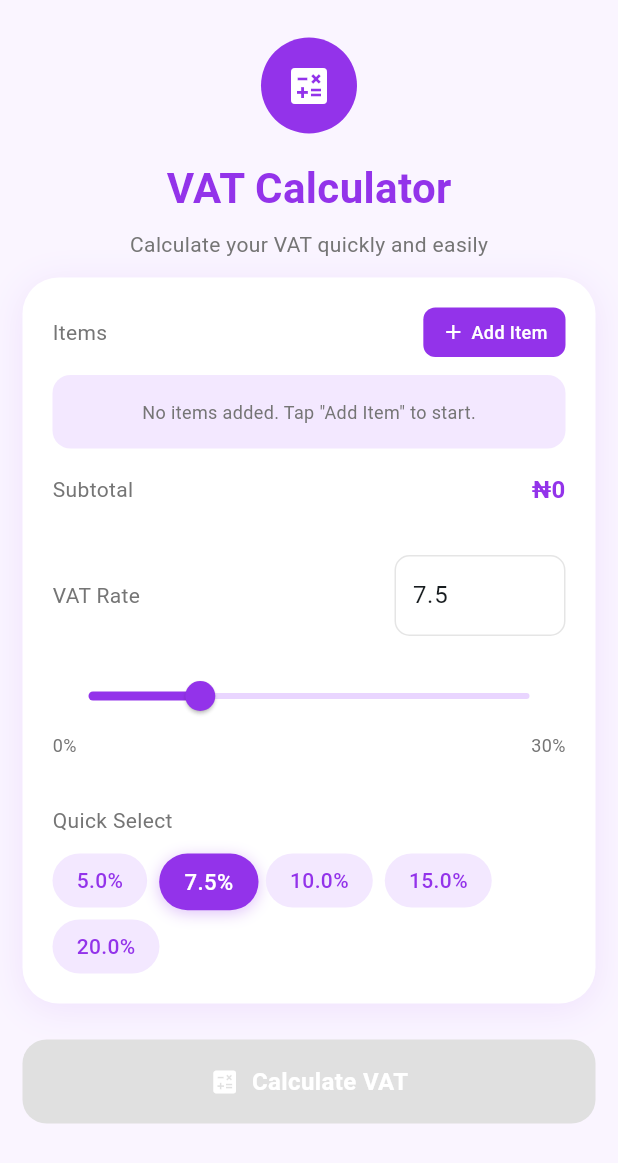
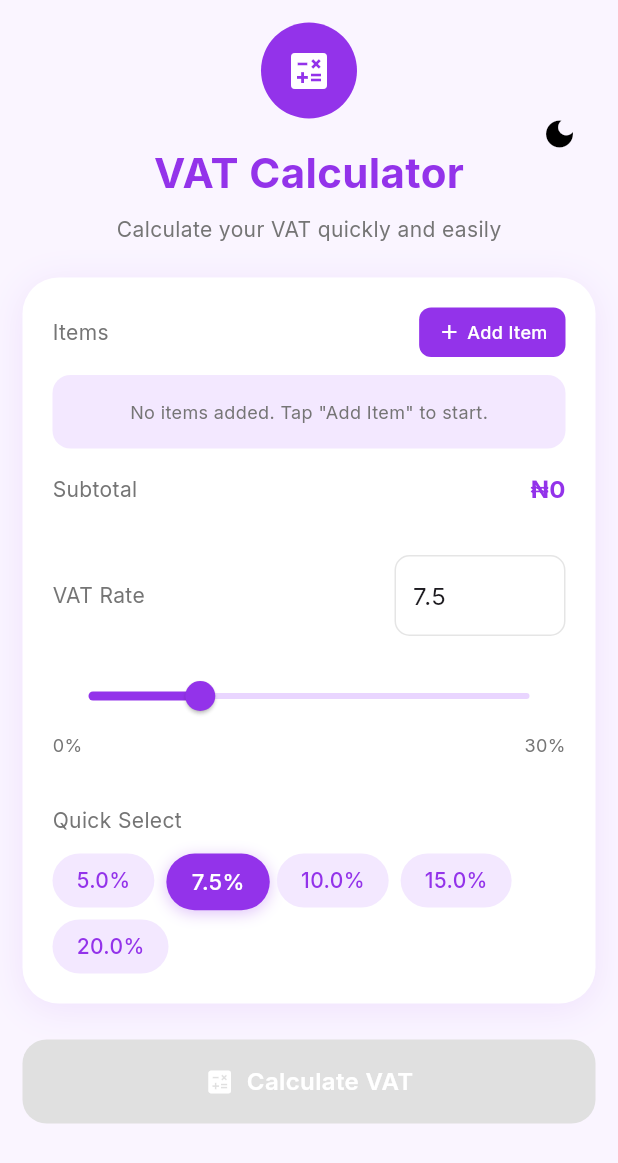
Before and after one commit to musjib999/VAT-calculator, a Flutter app: the screen it shows after launch, on a phone screen of 412 x 824 dp. Shown: the top 1163 px of the screen. Run offline on Flutter 3.47's test engine with Material 3 defaults, Android fonts, the phone set to English and light mode, and no system bars; our stand-ins replace adaptive_theme, equatable, flutter_bloc, get_it, google_fonts.

Commit message:
implemented light and dark theming

```diff
--- a/lib/features/calculator/presentation/view/screens/calculator_screen.dart
+++ b/lib/features/calculator/presentation/view/screens/calculator_screen.dart
@@ -4,6 +4,7 @@ import 'package:flutter_bloc/flutter_bloc.dart';
 import 'package:vat_calculator/core/utils/locator.dart';
 import 'package:vat_calculator/features/calculator/domain/usecases/calculate_vat_usecase.dart';
 import 'package:vat_calculator/shared/components/app_input_field.dart';
+import 'package:vat_calculator/shared/widgets/theme_switcher.dart';
 
 import '../../bloc/bloc.dart';
 import '../widgets/widgets.dart';
@@ -77,7 +78,7 @@ class _CalculatorScreenState extends State<CalculatorScreen>
         return bloc;
       },
       child: Scaffold(
-        backgroundColor: const Color(0xFFFAF5FF),
+        backgroundColor: Theme.of(context).scaffoldBackgroundColor,
         body: SafeArea(
           child: SingleChildScrollView(
             padding: const EdgeInsets.all(15),
@@ -87,20 +88,29 @@ class _CalculatorScreenState extends State<CalculatorScreen>
                 position: _slideAnimation,
                 child: Column(
                   children: [
+                    Row(
+                      mainAxisAlignment: MainAxisAlignment.spaceBetween,
+                      children: [
+                        const SizedBox(width: 48), // Spacer for centering
+                        const Expanded(
+                          child: VatHeader(
+                            title: 'VAT Calculator',
+                            subtitle: 'Calculate your VAT quickly and easily',
+                          ),
+                        ),
+                        const ThemeSwitcher(),
+                      ],
+                    ),
                     const SizedBox(height: 10),
-                    const VatHeader(
-                      title: 'VAT Calculator',
-                      subtitle: 'Calculate your VAT quickly and easily',
-                    ),
                     const SizedBox(height: 12),
                     Container(
                       padding: const EdgeInsets.all(20),
                       decoration: BoxDecoration(
-                        color: Colors.white,
+                        color: Theme.of(context).cardColor,
                         borderRadius: BorderRadius.circular(24),
                         boxShadow: [
                           BoxShadow(
-                            color: const Color(0xFF9333EA).withValues(alpha: 0.1),
+                            color: Theme.of(context).primaryColor.withValues(alpha: 0.1),
                             blurRadius: 20,
                             offset: const Offset(0, 4),
                           ),
@@ -162,7 +172,9 @@ class _CalculatorScreenState extends State<CalculatorScreen>
                                   Container(
                                     padding: const EdgeInsets.all(16),
                                     decoration: BoxDecoration(
-                                      color: const Color(0xFFF3E8FF),
+                                      color: Theme.of(context).brightness == Brightness.dark
+                                          ? Theme.of(context).primaryColor.withValues(alpha: 0.2)
+                                          : const Color(0xFFF3E8FF),
                                       borderRadius: BorderRadius.circular(12),
                                     ),
                                     child: Center(
@@ -212,10 +224,10 @@ class _CalculatorScreenState extends State<CalculatorScreen>
                                     ),
                                     Text(
                                       state.formattedSubtotal,
-                                      style: const TextStyle(
+                                      style: TextStyle(
                                         fontSize: 16,
                                         fontWeight: FontWeight.bold,
-                                        color: Color(0xFF9333EA),
+                                        color: Theme.of(context).primaryColor,
                                       ),
                                     ),
                                   ],
@@ -304,13 +316,13 @@ class _CalculatorScreenState extends State<CalculatorScreen>
                             height: 56,
                             decoration: BoxDecoration(
                               color: isValid
-                                  ? const Color(0xFF9333EA)
+                                  ? Theme.of(context).primaryColor
                                   : Colors.grey[300],
                               borderRadius: BorderRadius.circular(16),
                               boxShadow: isValid
                                   ? [
                                       BoxShadow(
-                                        color: const Color(0xFF9333EA)
+                                        color: Theme.of(context).primaryColor
                                             .withValues(alpha: 0.3),
                                         blurRadius: 12,
                                         offset: const Offset(0, 4),
--- a/lib/features/calculator/presentation/view/widgets/vat_header.dart
+++ b/lib/features/calculator/presentation/view/widgets/vat_header.dart
@@ -20,7 +20,7 @@ class VatHeader extends StatelessWidget {
           width: 64,
           height: 64,
           decoration: BoxDecoration(
-            color: const Color(0xFF9333EA),
+            color: Theme.of(context).primaryColor,
             shape: BoxShape.circle,
           ),
           child: Icon(
@@ -32,10 +32,10 @@ class VatHeader extends StatelessWidget {
         const SizedBox(height: 16),
         Text(
           title,
-          style: const TextStyle(
+          style: TextStyle(
             fontSize: 28,
             fontWeight: FontWeight.bold,
-            color: Color(0xFF9333EA),
+            color: Theme.of(context).primaryColor,
           ),
         ),
         const SizedBox(height: 8),
@@ -43,7 +43,9 @@ class VatHeader extends StatelessWidget {
           subtitle,
           style: TextStyle(
             fontSize: 14,
-            color: Colors.grey[600],
+            color: Theme.of(context).brightness == Brightness.dark
+                ? Colors.grey[400]
+                : Colors.grey[600],
           ),
         ),
       ],
--- a/lib/features/calculator/presentation/view/widgets/vat_preset_buttons.dart
+++ b/lib/features/calculator/presentation/view/widgets/vat_preset_buttons.dart
@@ -27,13 +27,15 @@ class VatPresetButtons extends StatelessWidget {
             padding: const EdgeInsets.symmetric(horizontal: 16, vertical: 8),
             decoration: BoxDecoration(
               color: isSelected
-                  ? const Color(0xFF9333EA)
-                  : const Color(0xFFF3E8FF),
+                  ? Theme.of(context).primaryColor
+                  : Theme.of(context).brightness == Brightness.dark
+                      ? Theme.of(context).primaryColor.withOpacity(0.2)
+                      : const Color(0xFFF3E8FF),
               borderRadius: BorderRadius.circular(20),
               boxShadow: isSelected
                   ? [
                       BoxShadow(
-                        color: const Color(0xFF9333EA).withValues(alpha: 0.3),
+                        color: Theme.of(context).primaryColor.withValues(alpha: 0.3),
                         blurRadius: 8,
                         offset: const Offset(0, 2),
                       ),
@@ -47,7 +49,9 @@ class VatPresetButtons extends StatelessWidget {
               style: TextStyle(
                 fontSize: 14,
                 fontWeight: FontWeight.w500,
-                color: isSelected ? Colors.white : const Color(0xFF9333EA),
+                color: isSelected
+                    ? Colors.white
+                    : Theme.of(context).primaryColor,
               ),
             ),
           ),
--- a/lib/features/calculator/presentation/view/widgets/vat_slider.dart
+++ b/lib/features/calculator/presentation/view/widgets/vat_slider.dart
@@ -31,10 +31,12 @@ class _VatSliderState extends State<VatSlider> {
       children: [
         SliderTheme(
           data: SliderTheme.of(context).copyWith(
-            activeTrackColor: const Color(0xFF9333EA),
-            inactiveTrackColor: const Color(0xFFE9D5FF),
-            thumbColor: const Color(0xFF9333EA),
-            overlayColor: const Color(0xFF9333EA).withValues(alpha: 0.1),
+            activeTrackColor: Theme.of(context).primaryColor,
+            inactiveTrackColor: Theme.of(context).brightness == Brightness.dark
+                ? Theme.of(context).primaryColor.withValues(alpha: 0.3)
+                : const Color(0xFFE9D5FF),
+            thumbColor: Theme.of(context).primaryColor,
+            overlayColor: Theme.of(context).primaryColor.withValues(alpha: 0.1),
             thumbShape: const RoundSliderThumbShape(enabledThumbRadius: 10),
             trackHeight: 4,
           ),
@@ -53,14 +55,18 @@ class _VatSliderState extends State<VatSlider> {
               widget.minLabel,
               style: TextStyle(
                 fontSize: 12,
-                color: Colors.grey[600],
+                color: Theme.of(context).brightness == Brightness.dark
+                    ? Colors.grey[400]
+                    : Colors.grey[600],
               ),
             ),
             Text(
               widget.maxLabel,
               style: TextStyle(
                 fontSize: 12,
-                color: Colors.grey[600],
+                color: Theme.of(context).brightness == Brightness.dark
+                    ? Colors.grey[400]
+                    : Colors.grey[600],
               ),
             ),
           ],
--- a/lib/main.dart
+++ b/lib/main.dart
@@ -1,28 +1,35 @@
 import 'package:flutter/material.dart';
 import 'package:adaptive_theme/adaptive_theme.dart';
-
 
 import 'core/utils/utils.dart';
 import 'shared/themes/app_theme.dart';
 import 'features/calculator/presentation/view/screens/calculator_screen.dart';
 
-void main() {
+void main() async {
   WidgetsFlutterBinding.ensureInitialized();
   setupLocator();
-  runApp(const MyApp());
+
+  // Get saved theme mode
+  final savedThemeMode = await AdaptiveTheme.getThemeMode();
+
+  runApp(MyApp(savedThemeMode: savedThemeMode));
 }
 
 class MyApp extends StatelessWidget {
-  const MyApp({super.key});
+  final AdaptiveThemeMode? savedThemeMode;
+
+  const MyApp({super.key, this.savedThemeMode});
+
   @override
   Widget build(BuildContext context) {
     return AdaptiveTheme(
       light: lightTheme,
-      dark: ThemeData.dark(),
-      initial: AdaptiveThemeMode.light,
+      dark: darkTheme,
+      initial: savedThemeMode ?? AdaptiveThemeMode.light,
       builder: (theme, darkTheme) => MaterialApp(
-      title: 'VAT Calculator',
+        title: 'VAT Calculator',
         theme: theme,
+        darkTheme: darkTheme,
         debugShowCheckedModeBanner: false,
         home: const CalculatorScreen(),
       ),
--- a/lib/shared/themes/app_theme.dart
+++ b/lib/shared/themes/app_theme.dart
@@ -1,12 +1,42 @@
 import 'package:flutter/material.dart';
+import 'package:google_fonts/google_fonts.dart';
 
 import 'colors.dart';
 
 ThemeData lightTheme = ThemeData(
-  colorScheme: ColorScheme.fromSeed(seedColor: AppColors.primaryColor),
   useMaterial3: true,
-  primaryColor: AppColors.primaryColor,
-  dividerColor: AppColors.primaryColor,
+  colorScheme: ColorScheme.fromSeed(
+    seedColor: AppColors.primaryPurple,
+    brightness: Brightness.light,
+  ),
+  primaryColor: AppColors.primaryPurple,
+  scaffoldBackgroundColor: AppColors.lightPurpleBg,
+  cardColor: Colors.white,
+  dividerColor: AppColors.primaryPurple.withValues(alpha: 0.2),
   iconTheme: const IconThemeData(color: AppColors.black),
-  appBarTheme: AppBarTheme(backgroundColor: AppColors.bgColor, elevation: 0.0),
+  appBarTheme: AppBarTheme(
+    backgroundColor: AppColors.lightPurpleBg,
+    elevation: 0.0,
+    iconTheme: const IconThemeData(color: AppColors.black),
+  ),
+  textTheme: GoogleFonts.interTextTheme(),
 );
+
+ThemeData darkTheme = ThemeData(
+  useMaterial3: true,
+  colorScheme: ColorScheme.fromSeed(
+    seedColor: AppColors.primaryPurple,
+    brightness: Brightness.dark,
+  ),
+  primaryColor: AppColors.primaryPurple,
+  scaffoldBackgroundColor: AppColors.darkPurpleBg,
+  cardColor: AppColors.darkCardBg,
+  dividerColor: AppColors.primaryPurple.withOpacity(0.3),
+  iconTheme: const IconThemeData(color: Colors.white),
+  appBarTheme: AppBarTheme(
+    backgroundColor: AppColors.darkPurpleBg,
+    elevation: 0.0,
+    iconTheme: const IconThemeData(color: Colors.white),
+  ),
+  textTheme: GoogleFonts.interTextTheme(ThemeData.dark().textTheme),
+);
--- a/lib/shared/themes/colors.dart
+++ b/lib/shared/themes/colors.dart
@@ -1,9 +1,20 @@
 import 'package:flutter/material.dart';
 
 class AppColors {
+  // Base colors
   static const Color white = Colors.white;
   static const Color black = Colors.black;
 
+  // VAT Calculator specific colors
+  static const Color primaryPurple = Color(0xFF9333EA);
+  static const Color lightPurpleBg = Color(0xFFFAF5FF);
+  static const Color lightPurpleAccent = Color(0xFFF3E8FF);
+  static const Color darkPurple = Color(0xFF7C2DD2);
+  static const Color darkPurpleBg = Color(0xFF1A0B2E);
+  static const Color darkCardBg = Color(0xFF2D1B3D);
+  static const Color darkPurpleAccent = Color(0xFF3D1F5C);
+
+  // Legacy colors
   static const Color primaryColor = Color(0xff017EA6);
   static const Color darkPrimaryColor = Color(0xff033749);
   static const Color lighterPrimaryColor = Color(0xffDCF6FF);
--- /dev/null
+++ b/lib/shared/widgets/theme_switcher.dart
@@ -0,0 +1,22 @@
+import 'package:flutter/material.dart';
+import 'package:adaptive_theme/adaptive_theme.dart';
+
+class ThemeSwitcher extends StatelessWidget {
+  const ThemeSwitcher({super.key});
+
+  @override
+  Widget build(BuildContext context) {
+    final isDark = AdaptiveTheme.of(context).mode == AdaptiveThemeMode.dark;
+
+    return IconButton(
+      icon: Icon(
+        isDark ? Icons.light_mode : Icons.dark_mode,
+        color: Theme.of(context).iconTheme.color,
+      ),
+      onPressed: () {
+        AdaptiveTheme.of(context).toggleThemeMode();
+      },
+      tooltip: isDark ? 'Switch to Light Mode' : 'Switch to Dark Mode',
+    );
+  }
+}
```
Also changed, not shown: lib/features/calculator/presentation/view/screens/result_screen.dart (+22 -14 lines), lib/features/calculator/presentation/view/widgets/vat_breakdown_card.dart (+9 -5 lines), lib/features/calculator/presentation/view/widgets/vat_circular_progress.dart (+14 -6 lines).
